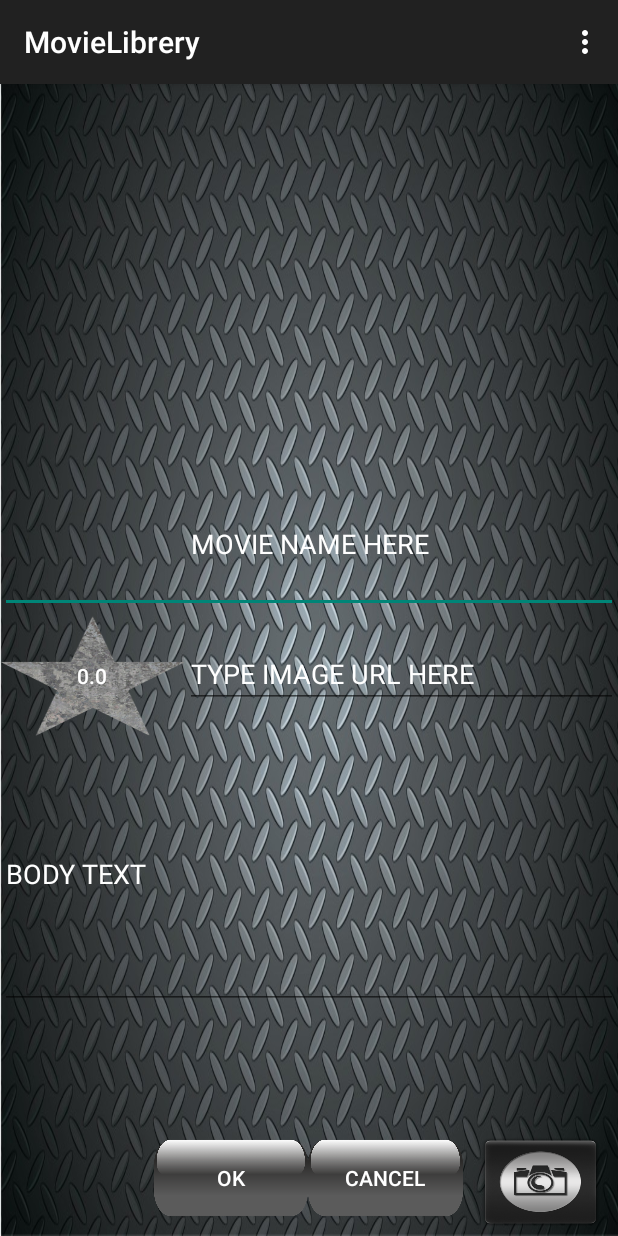
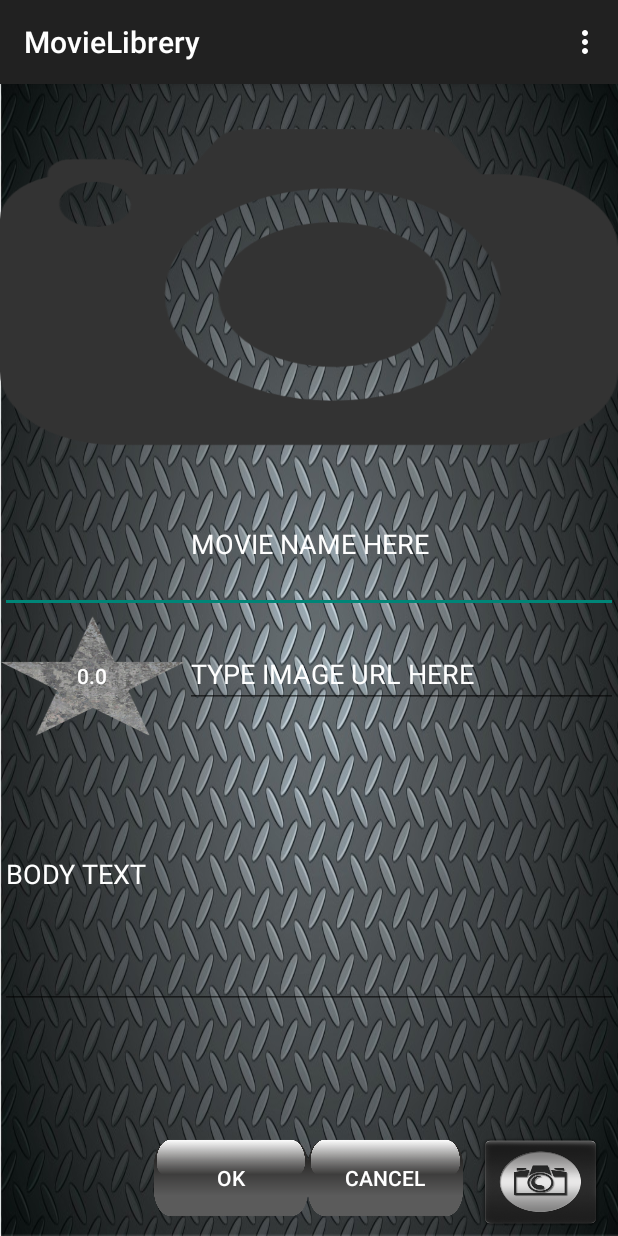
Before and after one commit to eliranmoshe/MovieLibrery, an Android app: the AddEditAct screen opened directly, with no data from a screen before it, on a phone screen of 412 x 824 dp. Run offline under Robolectric (Android 15) with nearby library versions, the light colour scheme and no system bars.

Commit message:
movieIv set good now all done

```diff
--- a/app/src/main/java/com/defult/eliran/movielibrery/AddEditAct.java
+++ b/app/src/main/java/com/defult/eliran/movielibrery/AddEditAct.java
@@ -76,7 +76,7 @@ public class AddEditAct extends AppCompatActivity implements View.OnClickListene
         linearLayout= (LinearLayout) findViewById(R.id.editLayout);
         UrlET = (EditText) findViewById(R.id.UrlET);
         movieIV = (ImageView) findViewById(R.id.movieIV);
-        movieIV.setVisibility(View.INVISIBLE);
+        //movieIV.setVisibility(View.INVISIBLE);
         movieIV.setImageResource(R.drawable.camera);
         ShowBtn = (Button) findViewById(R.id.ShowBtn);
         OkBtn = (Button) findViewById(R.id.OkBtn);
@@ -119,7 +119,7 @@ public class AddEditAct extends AppCompatActivity implements View.OnClickListene
             RatingET.setText(intent.getStringExtra("rating"));
             if (!imagebase64.equals("")) {
                 movieIV.setImageBitmap(decodeBase64(imagebase64));
-                linearLayout.setBackground(movieIV.getDrawable());
+                //linearLayout.setBackground(movieIV.getDrawable());
 
             }
         }
@@ -325,7 +325,7 @@ public class AddEditAct extends AppCompatActivity implements View.OnClickListene
             bitmap = result;
             imagebase64 = encodeToBase64(bitmap, Bitmap.CompressFormat.JPEG, 100);
             movieIV.setImageBitmap(decodeBase64(imagebase64));
-            linearLayout.setBackground(movieIV.getDrawable());
+            //linearLayout.setBackground(movieIV.getDrawable());
             progressDialog.dismiss();
             activity_add_edit.setFocusable(true);
             activity_add_edit.getDrawingCache(true);
--- a/app/src/main/res/layout/activity_add_edit.xml
+++ b/app/src/main/res/layout/activity_add_edit.xml
@@ -24,7 +24,8 @@
             android:layout_width="match_parent"
             android:layout_height="match_parent"
             app:srcCompat="@drawable/cc"
-            android:id="@+id/movieIV" />
+            android:id="@+id/movieIV"
+            android:scaleType="fitXY" />
     </LinearLayout>
 
     <LinearLayout
```
